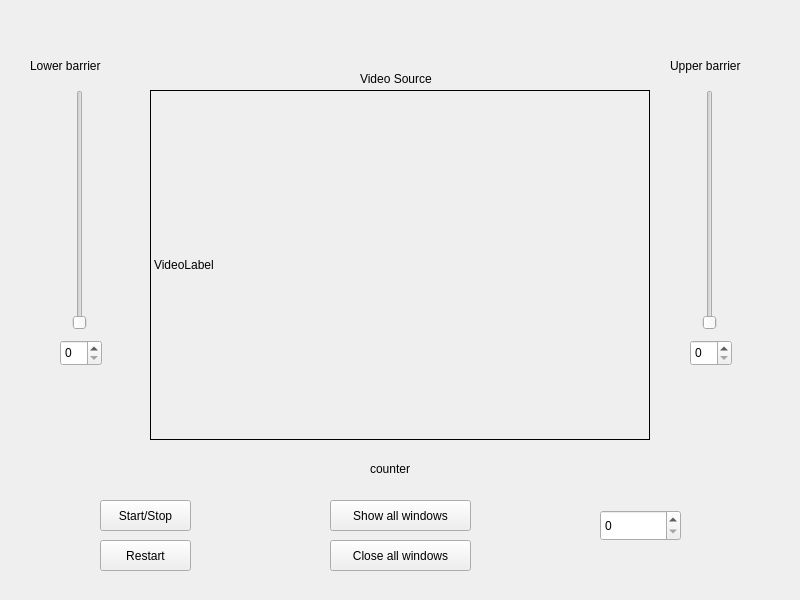
Chemabee/ID_Entrega, file Entrega1_4/mainwindow.ui: the form before one commit.
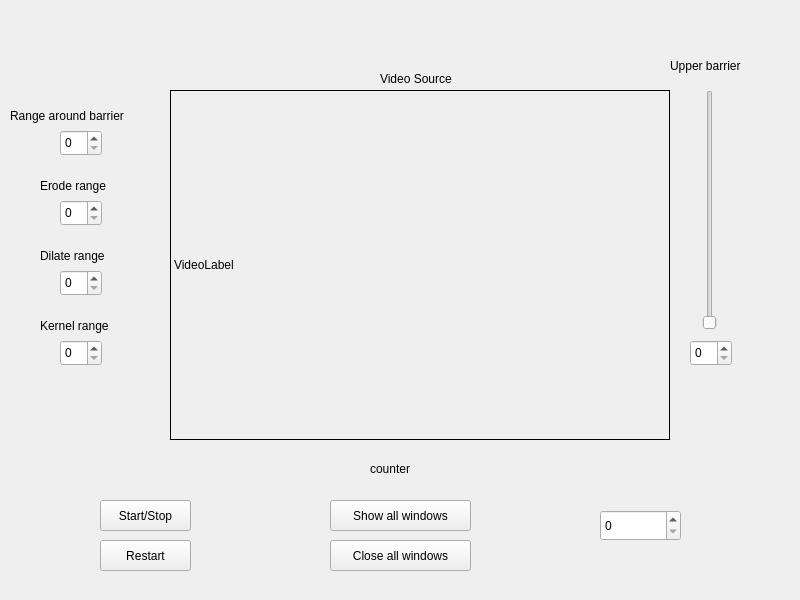
The form after the commit.

Commit message: casi finiquitao

Patch:
```diff
--- a/Entrega1_4/mainwindow.ui
+++ b/Entrega1_4/mainwindow.ui
@@ -17,7 +17,7 @@
    <widget class="QLabel" name="video_source">
     <property name="geometry">
      <rect>
-      <x>150</x>
+      <x>170</x>
       <y>90</y>
       <width>500</width>
       <height>350</height>
@@ -39,7 +39,7 @@
    <widget class="QLabel" name="title">
     <property name="geometry">
      <rect>
-      <x>360</x>
+      <x>380</x>
       <y>70</y>
       <width>100</width>
       <height>17</height>
@@ -49,20 +49,7 @@
      <string>Video Source</string>
     </property>
    </widget>
-   <widget class="QSlider" name="sliderBarrera1">
-    <property name="geometry">
-     <rect>
-      <x>70</x>
-      <y>90</y>
-      <width>20</width>
-      <height>240</height>
-     </rect>
-    </property>
-    <property name="orientation">
-     <enum>Qt::Vertical</enum>
-    </property>
-   </widget>
-   <widget class="QSlider" name="sliderBarrera2">
+   <widget class="QSlider" name="sliderBarrera">
     <property name="geometry">
      <rect>
       <x>700</x>
@@ -79,7 +66,7 @@
     <property name="geometry">
      <rect>
       <x>60</x>
-      <y>340</y>
+      <y>130</y>
       <width>42</width>
       <height>26</height>
      </rect>
@@ -111,14 +98,14 @@
    <widget class="QLabel" name="titleBarrera1">
     <property name="geometry">
      <rect>
-      <x>30</x>
-      <y>50</y>
-      <width>111</width>
+      <x>10</x>
+      <y>100</y>
+      <width>151</width>
       <height>31</height>
      </rect>
     </property>
     <property name="text">
-     <string>Lower barrier</string>
+     <string>Range around barrier</string>
     </property>
    </widget>
    <widget class="QLabel" name="titleBarrera2">
@@ -196,6 +183,75 @@
      <string>Close all windows</string>
     </property>
    </widget>
+   <widget class="QLabel" name="rangeErode">
+    <property name="geometry">
+     <rect>
+      <x>40</x>
+      <y>170</y>
+      <width>111</width>
+      <height>31</height>
+     </rect>
+    </property>
+    <property name="text">
+     <string>Erode range</string>
+    </property>
+   </widget>
+   <widget class="QSpinBox" name="spinRangeErode">
+    <property name="geometry">
+     <rect>
+      <x>60</x>
+      <y>200</y>
+      <width>42</width>
+      <height>26</height>
+     </rect>
+    </property>
+   </widget>
+   <widget class="QLabel" name="rangeDilate">
+    <property name="geometry">
+     <rect>
+      <x>40</x>
+      <y>240</y>
+      <width>111</width>
+      <height>31</height>
+     </rect>
+    </property>
+    <property name="text">
+     <string>Dilate range</string>
+    </property>
+   </widget>
+   <widget class="QSpinBox" name="spinRangeDilate">
+    <property name="geometry">
+     <rect>
+      <x>60</x>
+      <y>270</y>
+      <width>42</width>
+      <height>26</height>
+     </rect>
+    </property>
+   </widget>
+   <widget class="QLabel" name="rangeKernel">
+    <property name="geometry">
+     <rect>
+      <x>40</x>
+      <y>310</y>
+      <width>111</width>
+      <height>31</height>
+     </rect>
+    </property>
+    <property name="text">
+     <string>Kernel range</string>
+    </property>
+   </widget>
+   <widget class="QSpinBox" name="spinRangeKernel">
+    <property name="geometry">
+     <rect>
+      <x>60</x>
+      <y>340</y>
+      <width>42</width>
+      <height>26</height>
+     </rect>
+    </property>
+   </widget>
   </widget>
  </widget>
  <resources/>
```
Left out of the diff: 8 changed lines with no effect on the pictures. The commit also changes 1 other file.
